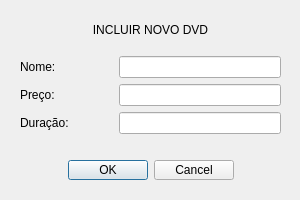
Old version of the form incluirdvd.ui in the repository ErikaFernanda/Loja.
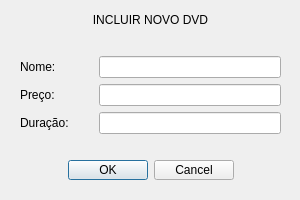
New version of the form.

Commit message: Ajustando interface

Diff of the .ui file:
```diff
--- a/incluirdvd.ui
+++ b/incluirdvd.ui
@@ -36,7 +36,7 @@
    <property name="geometry">
     <rect>
      <x>20</x>
-     <y>20</y>
+     <y>10</y>
      <width>261</width>
      <height>20</height>
     </rect>
@@ -62,7 +62,7 @@
      <number>0</number>
     </property>
     <property name="horizontalSpacing">
-     <number>50</number>
+     <number>30</number>
     </property>
     <property name="verticalSpacing">
      <number>0</number>
```
The commit also changes 3 other files.
